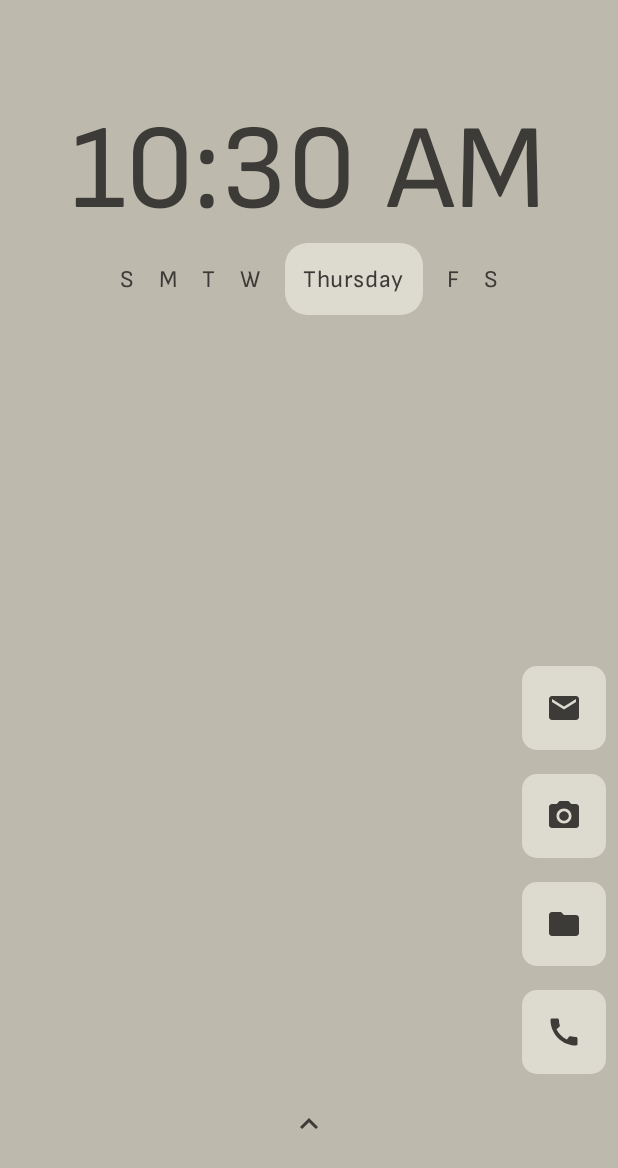
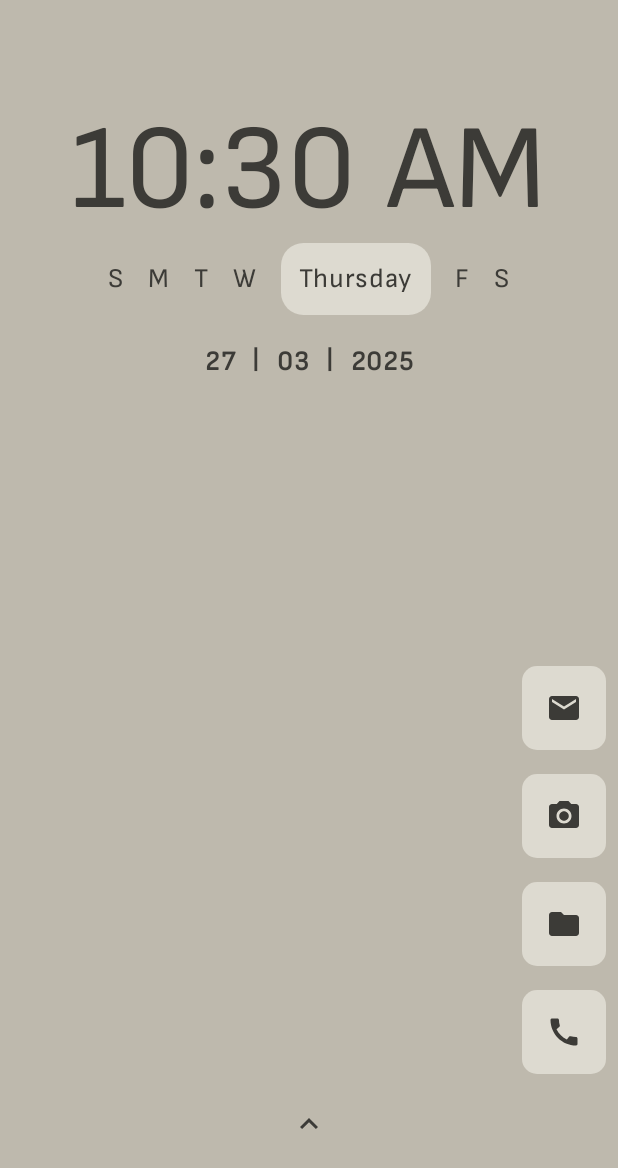
Before and after one commit to Juansebas064/Trabajo-de-grado, an Android app built with Jetpack Compose: the MainActivity screen opened directly, with no data from a screen before it, on a phone screen of 412 x 824 dp. Shown: the top 1168 px of the screen. Run offline under Robolectric (Android 15) with nearby library versions, the light colour scheme and no system bars; our stand-ins replace Room's generated code, accompanist.

Commit message:
Add date to the tasks screen

```diff
--- /dev/null
+++ b/app/src/main/java/com/brightbox/hourglass/view/home/components/DateComponent.kt
@@ -0,0 +1,41 @@
+package com.brightbox.hourglass.view.home.components
+
+import android.text.format.DateUtils
+import androidx.compose.foundation.layout.Row
+import androidx.compose.foundation.layout.padding
+import androidx.compose.material3.MaterialTheme
+import androidx.compose.material3.Text
+import androidx.compose.runtime.Composable
+import androidx.compose.runtime.MutableLongState
+import androidx.compose.ui.Modifier
+import androidx.compose.ui.platform.LocalContext
+import androidx.compose.ui.text.font.FontWeight
+import com.brightbox.hourglass.view.theme.LocalSpacing
+import java.text.SimpleDateFormat
+import java.util.Date
+import java.util.Locale
+
+@Composable
+fun DateComponent(
+    currentTimeMillis: Long,
+    onClick: () -> Unit,
+    modifier: Modifier = Modifier
+) {
+    val spacing = LocalSpacing.current
+
+    val date = Date(currentTimeMillis)
+    val dateFormat = SimpleDateFormat("dd 〡 MM 〡 yyyy", Locale.getDefault())
+    val formattedDate = dateFormat.format(date)
+
+    Row(
+        modifier = modifier
+            .padding(spacing.spaceMedium)
+    ) {
+        Text(
+            text = formattedDate,
+            style = MaterialTheme.typography.bodyLarge,
+            color = MaterialTheme.colorScheme.onBackground,
+            fontWeight = FontWeight.Bold
+        )
+    }
+}
--- a/app/src/main/java/com/brightbox/hourglass/view/home/components/DaysOfWeekComponent.kt
+++ b/app/src/main/java/com/brightbox/hourglass/view/home/components/DaysOfWeekComponent.kt
@@ -33,7 +33,7 @@ fun DaysOfWeekComponent(
                 PilledTextButtonComponent(
                     text = currentDay,
                     textColor = MaterialTheme.colorScheme.onSurface,
-                    textStyle = MaterialTheme.typography.bodyMedium,
+                    textStyle = MaterialTheme.typography.bodyLarge,
                     backgroundColor = MaterialTheme.colorScheme.surface,
                     onClick = { onClick() },
                 )
@@ -42,7 +42,7 @@ fun DaysOfWeekComponent(
                 Text(
                     text = "${day[0]}",
                     color = MaterialTheme.colorScheme.onBackground,
-                    style = MaterialTheme.typography.bodyMedium
+                    style = MaterialTheme.typography.bodyLarge
                 )
             }
         }
--- a/app/src/main/java/com/brightbox/hourglass/view/home/pages/tasks_page/DateAndTimeView.kt
+++ b/app/src/main/java/com/brightbox/hourglass/view/home/pages/tasks_page/DateAndTimeView.kt
@@ -19,6 +19,7 @@ import androidx.compose.ui.graphics.Color
 import androidx.compose.ui.platform.LocalContext
 import androidx.compose.ui.unit.dp
 import com.brightbox.hourglass.view.home.components.ClockComponent
+import com.brightbox.hourglass.view.home.components.DateComponent
 import com.brightbox.hourglass.view.home.components.DaysOfWeekComponent
 import com.brightbox.hourglass.view.theme.LocalSpacing
 import com.brightbox.hourglass.viewmodel.AppsViewModel
@@ -47,8 +48,6 @@ fun DateAndTimeView(
         modifier = Modifier
             .clip(RoundedCornerShape(10.dp))
             .padding(vertical = spacing.spaceExtraLarge)
-
-
     ) {
         ClockComponent(
             currentTime = currentTimeMillis.longValue,
@@ -71,6 +70,16 @@ fun DateAndTimeView(
             }
         )
 
+        DateComponent(
+            currentTimeMillis = currentTimeMillis.longValue,
+            onClick = {
+                appsViewModel.openApp(
+                    Intent(Intent.ACTION_MAIN)
+                        .addCategory(Intent.CATEGORY_APP_CALENDAR)
+                )
+            }
+        )
+
     }
 
 }
```
